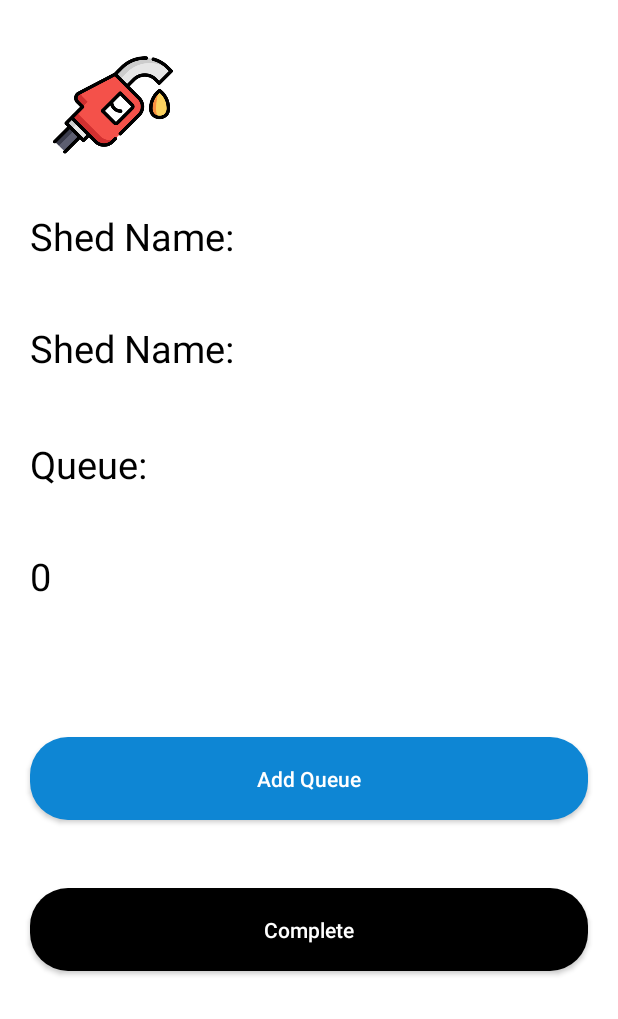
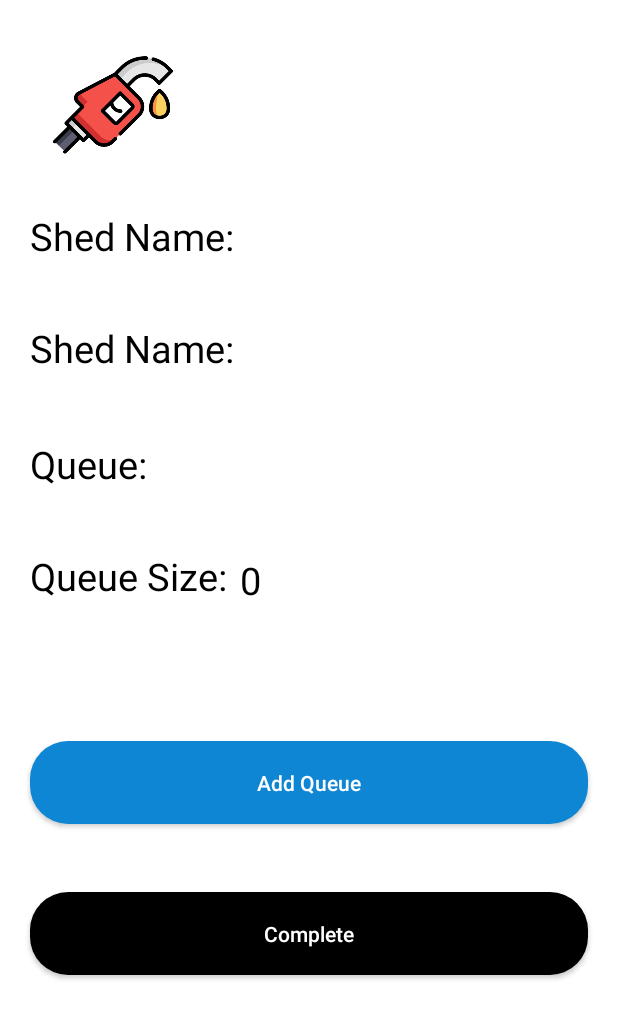
Before and after one commit to Agasthi98/StationAppFrontend, an Android app: the ShedView screen opened directly, with no data from a screen before it, on a phone screen of 412 x 824 dp. Shown: the top 1019 px of the screen. Run offline under Robolectric (Android 15) with nearby library versions, the phone set to English and light mode, and no system bars.

Commit message:
shed owner layout changed

```diff
--- a/app/src/main/res/layout/activity_shed_view.xml
+++ b/app/src/main/res/layout/activity_shed_view.xml
@@ -56,8 +56,6 @@
         android:layout_marginBottom="40dp"
         />
 
-
-
     <TextView
         android:id="@+id/txtShedQueue"
         android:layout_width="wrap_content"
@@ -71,12 +69,24 @@
         />
 
     <TextView
-        android:id="@+id/txtShedQueueSize"
+        android:id="@+id/txtShedQueueSize1"
         android:layout_width="wrap_content"
         android:layout_height="wrap_content"
         android:text="Queue Size:"
         android:layout_marginEnd="20dp"
         android:layout_marginStart="20dp"
+        android:textSize="25sp"
+        android:textColor="@color/black"
+        android:layout_marginBottom="40dp"
+        />
+    <TextView
+        android:id="@+id/txtShedQueueSize"
+        android:layout_width="wrap_content"
+        android:layout_height="wrap_content"
+        android:text="Queue Size:"
+        android:layout_marginTop="-72dp"
+        android:layout_marginEnd="20dp"
+        android:layout_marginStart="160dp"
         android:textSize="25sp"
         android:textColor="@color/black"
         android:layout_marginBottom="40dp"
```
